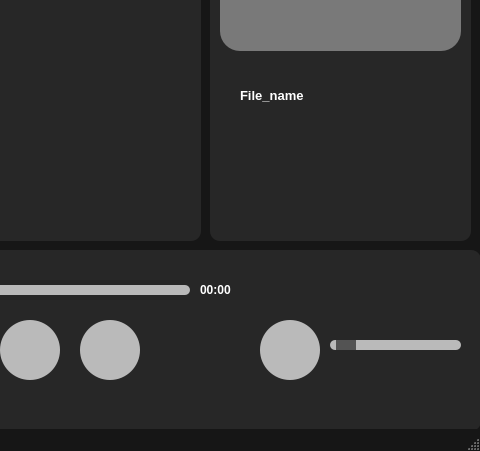
The window that mainwindow.ui (Kantisaranucheep/Audify_1) describes before a commit, drawn with Qt 5; both pictures show x 600 to 1080 and y 269 to 720 of the 1080 by 720 pixel window.
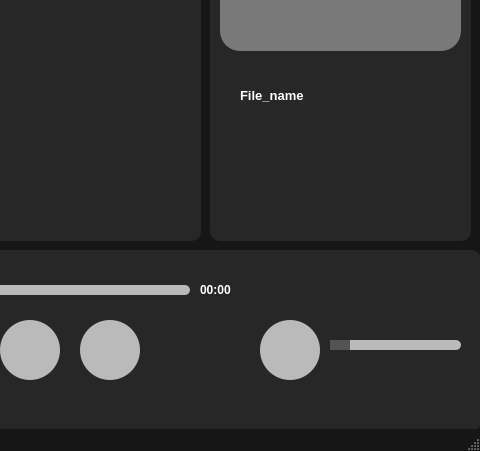
The same window after the commit.

Commit message: enable to play mp3 files

```diff
--- a/mainwindow.ui
+++ b/mainwindow.ui
@@ -174,8 +174,14 @@
      <property name="minimum">
       <number>0</number>
      </property>
+     <property name="maximum">
+      <number>100</number>
+     </property>
      <property name="value">
-      <number>5</number>
+      <number>0</number>
+     </property>
+     <property name="sliderPosition">
+      <number>0</number>
      </property>
      <property name="orientation">
       <enum>Qt::Horizontal</enum>
@@ -612,7 +618,7 @@
       <rect>
        <x>30</x>
        <y>300</y>
-       <width>211</width>
+       <width>221</width>
        <height>71</height>
       </rect>
      </property>
```
The commit also changes 2 other files.
